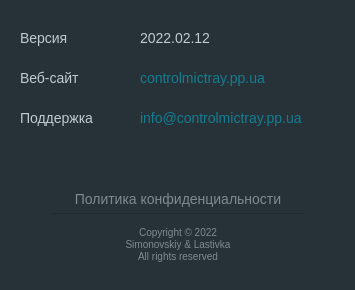
This is ui/ui_py/AboutWindow.ui in Symonovskyi/ControlMicTray as Qt 5 draws it before an edit. The edited form follows.
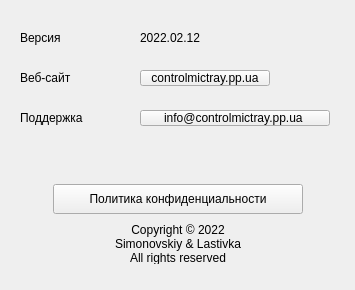
This is the edited form. Icons and pictures are not drawn.

Commit message: Prepare style file

```diff
--- a/ui/ui_py/AboutWindow.ui
+++ b/ui/ui_py/AboutWindow.ui
@@ -28,15 +28,6 @@
   <property name="windowTitle">
    <string>О программе</string>
   </property>
-  <property name="styleSheet">
-   <string notr="true">QWidget {
-	color: #BECBD1;
-	background-color: #273238;
-	border: 0;
-	font-size:14px;
-	font-family: Arial, sans-serif;
-}</string>
-  </property>
   <widget class="QLabel" name="WebSiteLabel">
    <property name="geometry">
     <rect>
@@ -98,9 +89,6 @@
      <height>64</height>
     </rect>
    </property>
-   <property name="styleSheet">
-    <string notr="true"/>
-   </property>
    <property name="text">
     <string/>
    </property>
@@ -120,16 +108,6 @@
      <height>30</height>
     </rect>
    </property>
-   <property name="styleSheet">
-    <string notr="true">QPushButton {
-	color: #7D8A90;
-	border-bottom: 1px solid #1F2A30;
-}
-QPushButton::hover {
-	color: #CEDCDF;
-	border-bottom: 1px solid #04BED5;
-}</string>
-   </property>
    <property name="text">
     <string>Политика конфиденциальности</string>
    </property>
@@ -143,12 +121,6 @@
      <height>40</height>
     </rect>
    </property>
-   <property name="styleSheet">
-    <string notr="true">QLabel{
-	color: #7D8A90;
-	font-size:10px;
-}</string>
-   </property>
    <property name="text">
     <string>Copyright © 2022
 Simonovskiy &amp; Lastivka
@@ -167,15 +139,6 @@
      <height>16</height>
     </rect>
    </property>
-   <property name="styleSheet">
-    <string notr="true">QPushButton {
-	color: #127D91;
-	text-align: left;
-}
-QPushButton::hover {
-	color: #04BED5;
-}</string>
-   </property>
    <property name="text">
     <string>controlmictray.pp.ua</string>
    </property>
@@ -189,15 +152,6 @@
      <height>16</height>
     </rect>
    </property>
-   <property name="styleSheet">
-    <string notr="true">QPushButton {
-	color: #127D91;
-	text-align: left;
-}
-QPushButton::hover {
-	color: #04BED5;
-}</string>
-   </property>
    <property name="text">
     <string>info@controlmictray.pp.ua </string>
    </property>
@@ -211,11 +165,6 @@
      <height>52</height>
     </rect>
    </property>
-   <property name="styleSheet">
-    <string notr="true">QLabel{
-	background-color: rgba(0, 0, 0, 0);
-}</string>
-   </property>
    <property name="text">
     <string/>
    </property>
```
The commit also changes 10 other files.
